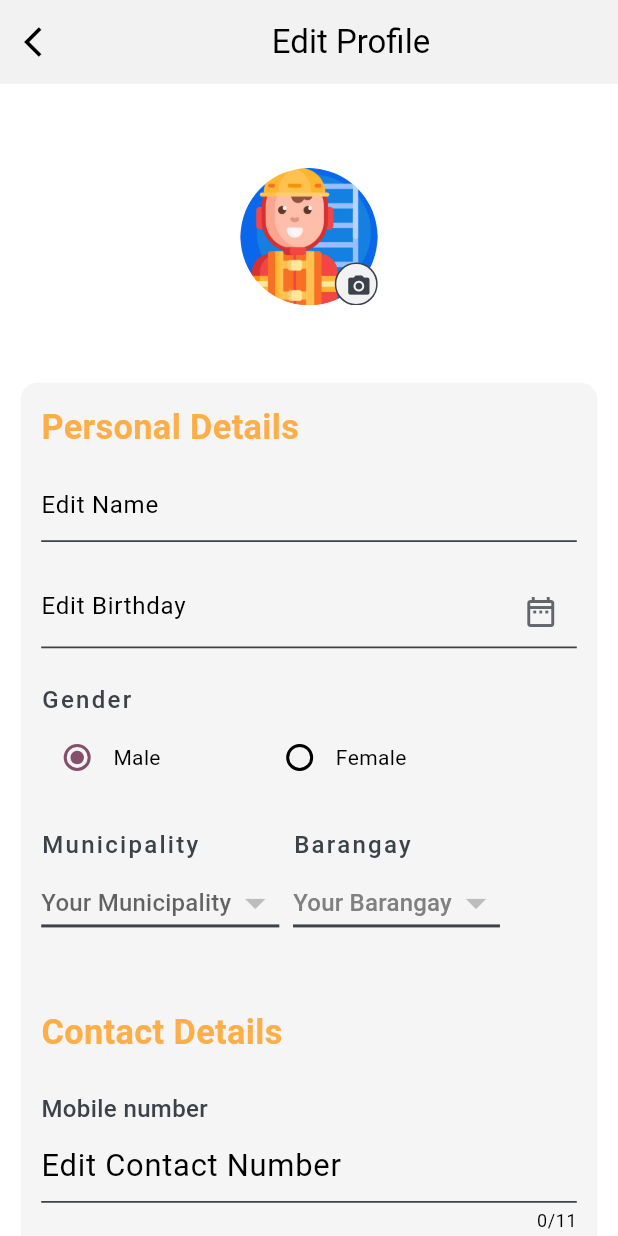
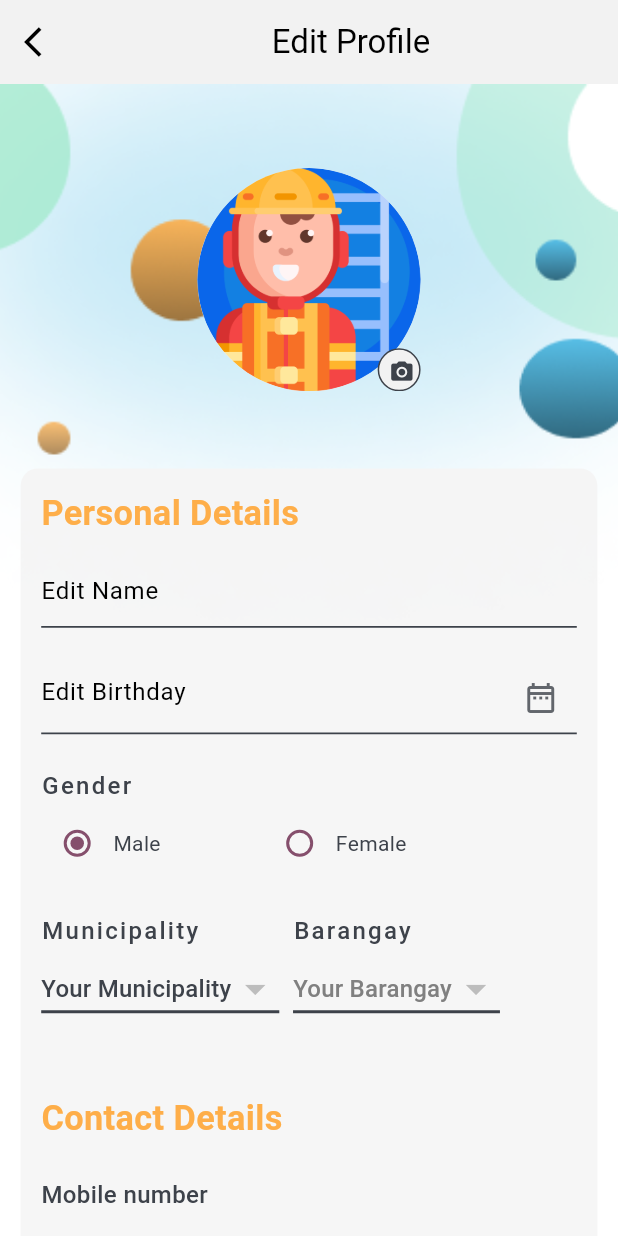
Before and after one commit to cent-ivan/CommuniHelp_App, a Flutter app: the EditProfileView screen opened by its route, on a phone screen of 412 x 824 dp. Run offline on Flutter 3.47's test engine with Material 3 defaults, Android fonts, the phone set to English and light mode, and no system bars; our stand-ins replace cloud_firestore, firebase_auth, firebase_core, flutter_screenutil, flutter_slidable, get and 2 more; accounts and stored records are empty.

Commit message:
changed colors in text, added reload list of emergency num

```diff
--- a/lib/Views/Bottom_App_Bar_Pages/Profile_Page/edit_profile_view.dart
+++ b/lib/Views/Bottom_App_Bar_Pages/Profile_Page/edit_profile_view.dart
@@ -2,6 +2,7 @@ import 'package:cloud_firestore/cloud_firestore.dart';
 import 'package:communihelp_app/Databases/FirebaseServices/FirestoreServices/get_user_data.dart';
 import 'package:communihelp_app/Databases/FirebaseServices/FirestoreServices/user_registration.dart';
 import 'package:communihelp_app/Models/user_model.dart';
+import 'package:communihelp_app/ViewModels/Home_View_Models/emergency_view_model.dart';
 import 'package:communihelp_app/ViewModels/Home_View_Models/profile_view_model.dart';
 import 'package:firebase_auth/firebase_auth.dart';
 import 'package:flutter/material.dart';
@@ -24,7 +25,7 @@ class _EditProfileViewState extends State<EditProfileView> {
   final _formKey = GlobalKey<FormState>();
 
 
-  double _screenSize = 895.r + 130.r;
+  double _screenSize = 895.r + 100.r;
   double spaceBetweenDetails = 20.r;
   double spaceBetweenLabel = 2.5.r;
 
@@ -39,6 +40,7 @@ class _EditProfileViewState extends State<EditProfileView> {
   @override
   Widget build(BuildContext context) {
     final getService = Provider.of<GetUserData>(context);
+    final emergencyViewModel = Provider.of<EmergencyViewModel>(context);
     return PopScope(
       canPop: false,
       child: Scaffold(
@@ -60,6 +62,12 @@ class _EditProfileViewState extends State<EditProfileView> {
         backgroundColor: Theme.of(context).colorScheme.surface,
         body: SingleChildScrollView(
           child: Container(
+            decoration: BoxDecoration(
+              image:  DecorationImage(image: Theme.of(context).colorScheme.primary == const Color(0xFFF2F2F2) ?
+                const AssetImage('assets/images/background/ProfileBackground.png') : const AssetImage('assets/images/background/ProfileDarkBackground.png'),
+              fit: BoxFit.cover),
+
+            ),
             height: _screenSize,
             padding: const EdgeInsets.fromLTRB(12, 25, 12, 5).r,
             child: Column(
@@ -74,7 +82,7 @@ class _EditProfileViewState extends State<EditProfileView> {
                     children: [
                       CircleAvatar(
                         backgroundImage: const AssetImage('assets/images/rescuer.png'),
-                        radius: 40.r,
+                        radius: 65.r,
                       ),
 
                       //Edit Profile Button
@@ -112,16 +120,13 @@ class _EditProfileViewState extends State<EditProfileView> {
                   ),
                 ),
 
-                Divider(
-                  color: Theme.of(context).colorScheme.surface,
-                  height: 45.r,
-                ),
+                SizedBox(height: 45.r,),
 
                 //Personal Details
                 Container(
                   padding: EdgeInsets.all(12.r),
                     decoration: BoxDecoration(
-                    color:  const Color(0xFFF5F5F5),
+                    color:  const Color(0xF2F5F5F5),
                     borderRadius: BorderRadius.all(Radius.circular(10.r))
                   ),
                   child: Form(
@@ -147,7 +152,8 @@ class _EditProfileViewState extends State<EditProfileView> {
                             cursorColor: const Color(0xFF3D424A),
                             textCapitalization: TextCapitalization.sentences,
                             style: TextStyle(
-                              fontSize: 14.r
+                              fontSize: 14.r,
+                              color: const Color(0xFF3D424A)
                             ),
                             decoration: InputDecoration(
                             hintText: "Edit Name",
@@ -178,7 +184,8 @@ class _EditProfileViewState extends State<EditProfileView> {
                             cursorColor: const Color(0xFF3D424A),
                             readOnly: true,
                             style: TextStyle(
-                              fontSize: 14.r
+                              fontSize: 14.r,
+                              color: const Color(0xFF3D424A)
                             ),
                             decoration: InputDecoration(
                               hintText: "Edit Birthday",
@@ -218,7 +225,7 @@ class _EditProfileViewState extends State<EditProfileView> {
                           Text(
                             "Gender",
                             style: TextStyle(
-                              color: Theme.of(context).colorScheme.outline,
+                              color: const Color(0xFF3D424A),
                               fontSize: 14.r,
                               fontWeight: FontWeight.w500,
                               letterSpacing: 1.5
@@ -231,7 +238,12 @@ class _EditProfileViewState extends State<EditProfileView> {
                           Row(
                             children: [
                               Radio<String>(
-                                activeColor: const Color(0xFF854F6C),
+                                fillColor: WidgetStateProperty.resolveWith<Color>((Set<WidgetState> states) {
+                                    if (states.contains(WidgetState.disabled)) {
+                                      return const Color(0xFF854F6C);
+                                    }
+                                    return const Color(0xFF854F6C);
+                                  }),
                                 value: options[0],
                                 groupValue: viewModel.currentOption,
                                 onChanged: (value) {
@@ -241,12 +253,17 @@ class _EditProfileViewState extends State<EditProfileView> {
                                 },
                               ),
 
-                              Text(options[0]),
+                              Text(options[0], style: TextStyle(color: const Color(0xFF3D424A)),),
 
                               SizedBox(width: 60.r,),
 
                               Radio(
-                                activeColor: const Color(0xFF854F6C),
+                                fillColor: WidgetStateProperty.resolveWith<Color>((Set<WidgetState> states) {
+                                    if (states.contains(WidgetState.disabled)) {
+                                      return const Color(0xFF854F6C);
+                                    }
+                                    return const Color(0xFF854F6C);
+                                  }),
                                 value: options[1],
                                 groupValue: viewModel.currentOption,
                                 onChanged: (value) {
@@ -256,7 +273,7 @@ class _EditProfileViewState extends State<EditProfileView> {
                                 },
                               ),
 
-                              Text(options[1]),
+                              Text(options[1], style: TextStyle(color: const Color(0xFF3D424A)),),
                             ],
                           ),
 
@@ -274,7 +291,7 @@ class _EditProfileViewState extends State<EditProfileView> {
                                   Text(
                                     "Municipality",
                                     style: TextStyle(
-                                      color: Theme.of(context).colorScheme.outline,
+                                      color: const Color(0xFF3D424A),
                                       fontSize: 14.r,
                                       fontWeight: FontWeight.w500,
                                       letterSpacing: 1.5
@@ -311,10 +328,12 @@ class _EditProfileViewState extends State<EditProfileView> {
                                               }
                                             }
                                             return DropdownButton(
-                                              hint: const Text("Your Municipality"),
+                                              hint: const Text("Your Municipality", style: TextStyle(color: Color(0xFF3D424A)),),
                                               value: viewModel.municipalId,
                                               items: municipalities,
                                               iconSize: 28.r,
+                                              iconEnabledColor: const Color(0xFF3D424A),
+                                              dropdownColor: Color(0xFFEDEDED),
                                               underline: Container(
                                                 height: 2,
                                                 color: const Color(0xFF3D424A),
@@ -344,7 +363,7 @@ class _EditProfileViewState extends State<EditProfileView> {
                                   Text(
                                     "Barangay",
                                     style: TextStyle(
-                                      color: Theme.of(context).colorScheme.outline,
+                                      color: const Color(0xFF3D424A),
                                       fontSize: 14.r,
                                       fontWeight: FontWeight.w500,
                                       letterSpacing: 1.5
@@ -390,6 +409,8 @@ class _EditProfileViewState extends State<EditProfileView> {
                                               value: viewModel.barangayId,
                                               items: viewModel.isActive? barangays : null,
                                               iconSize: 28.r,
+                                              iconEnabledColor: const Color(0xFF3D424A),
+                                              dropdownColor: Color(0xFFEDEDED),
                                               underline: Container(
                                                 height: 2,
                                                 color: const Color(0xFF3D424A),
@@ -468,7 +489,7 @@ class _EditProfileViewState extends State<EditProfileView> {
                           Text(
                             "Mobile number",
                             style: TextStyle(
-                              color: Theme.of(context).colorScheme.outline,
+                              color: const Color(0xFF3D424A),
                               fontSize: 14.r,
                               fontWeight: FontWeight.w500
                             ),
@@ -486,7 +507,8 @@ class _EditProfileViewState extends State<EditProfileView> {
                               FilteringTextInputFormatter.digitsOnly,
                             ],
                             style: TextStyle(
-                              fontSize: 18.r
+                              fontSize: 18.r,
+                              color: const Color(0xFF3D424A)
                             ),
                             decoration: InputDecoration(
                             hintText: "Edit Contact Number",
@@ -517,11 +539,10 @@ class _EditProfileViewState extends State<EditProfileView> {
                                   //validated the text field and adds to the firebase, pass to register view model
                                   _formKey.currentState!.save();
                                   setState(() {
-                                    _screenSize = 895.r + 130.r;
-
-
+                                    _screenSize = 895.r + 100.r;
 
                                     userData.reloadData();
+                                    emergencyViewModel.reloadLists();
 
                                     firestoreService.updateUserDetails(UserModel(
                                       uid: user.uid,
@@ -618,7 +639,7 @@ class _EditProfileViewState extends State<EditProfileView> {
                                 child: Text(
                                   "Change email here",
                                   style: TextStyle(
-                                    color: Theme.of(context).colorScheme.outline,
+                                    color: const Color(0xFF3D424A),
                                     fontSize: 14.r,
                                     fontWeight: FontWeight.bold,
                                     decoration: TextDecoration.underline
@@ -634,7 +655,7 @@ class _EditProfileViewState extends State<EditProfileView> {
                                 child: Text(
                                   "Change password here",
                                   style: TextStyle(
-                                    color: Theme.of(context).colorScheme.outline,
+                                    color: const Color(0xFF3D424A),
                                     fontSize: 14.r,
                                     fontWeight: FontWeight.bold,
                                     decoration: TextDecoration.underline
--- a/lib/Views/Bottom_App_Bar_Pages/Profile_Page/profile_view.dart
+++ b/lib/Views/Bottom_App_Bar_Pages/Profile_Page/profile_view.dart
@@ -67,10 +67,7 @@ class _ProfileViewState extends State<ProfileView> {
                   ),
                 ),
 
-                Divider(
-                  color: Theme.of(context).colorScheme.surface,
-                  height: 24.r,
-                ),
+                SizedBox(height: 45.r,),
 
                 //Personal Details
                 Column(
```
